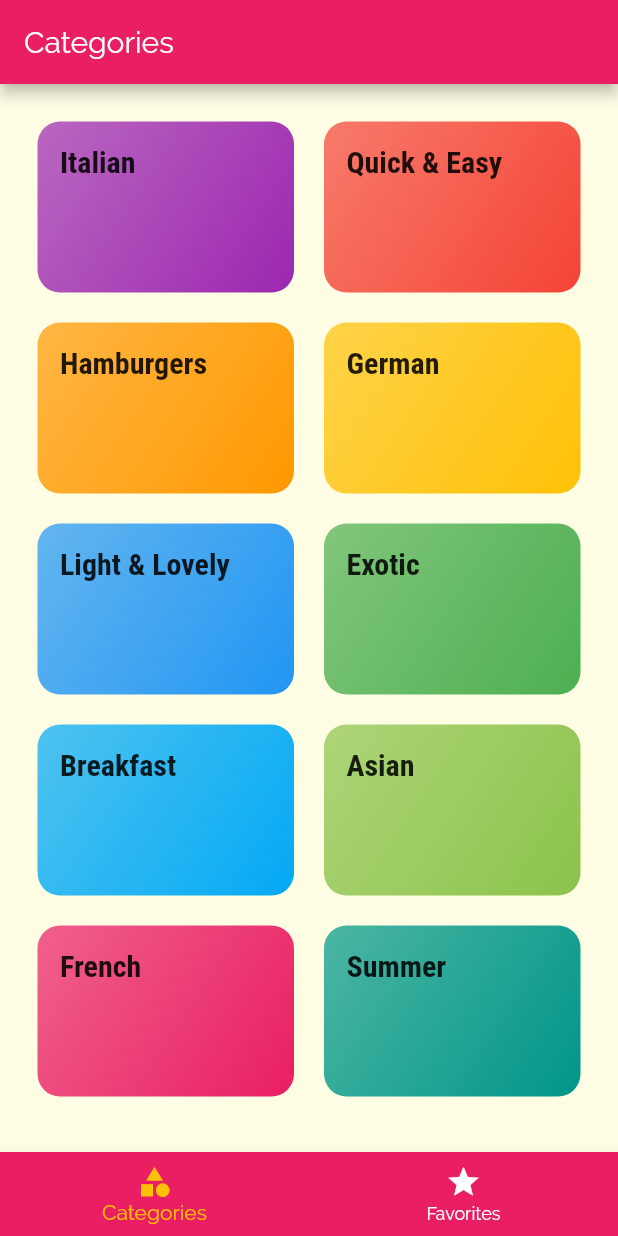
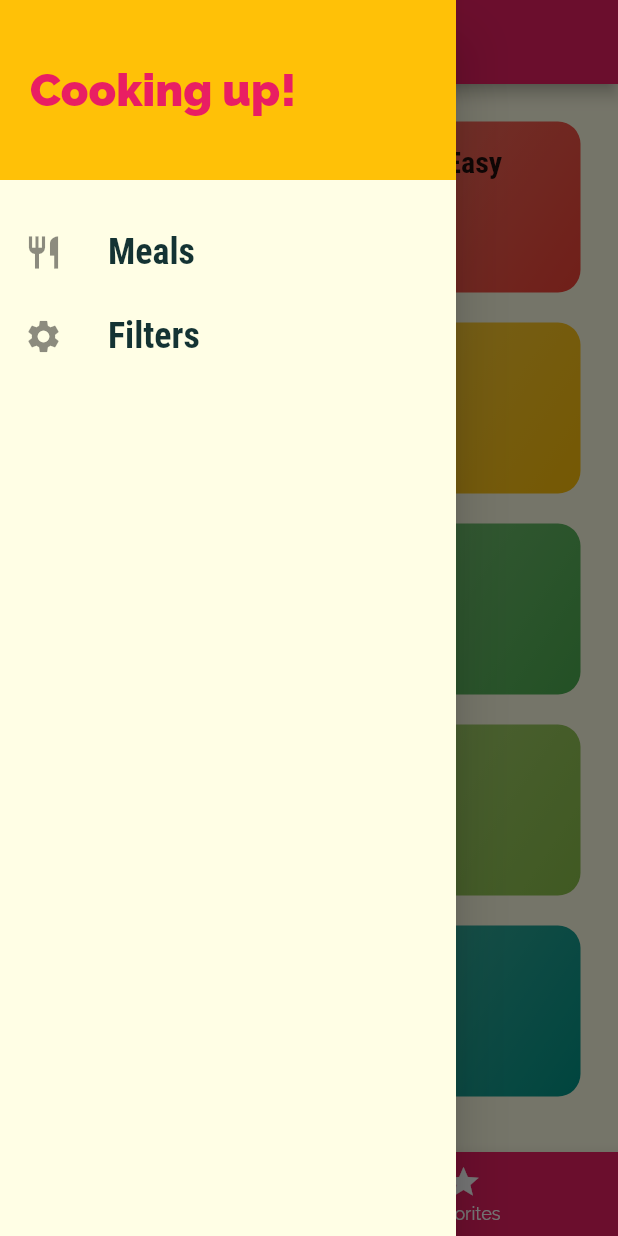
Before and after one commit to ninetails/probable-adventure, a Flutter app: the screen it shows after launch, with the side drawer open (before the commit the screen has no drawer), on a phone screen of 412 x 824 dp. Run offline on Flutter 3.47's test engine with Material 2 defaults, Android fonts, the light colour scheme and no system bars.

Commit message:
feat: 🎸 lecture 174

```diff
--- a/guide/delimeals/lib/screens/tabs_screen.dart
+++ b/guide/delimeals/lib/screens/tabs_screen.dart
@@ -1,4 +1,5 @@
 import 'package:flutter/material.dart';
+import '../widgets/main_drawer.dart';
 import './categories_screen.dart';
 import './favorites_screen.dart';
 
@@ -37,6 +38,7 @@
       appBar: AppBar(
         title: Text(this._pages[this._selectedPageIndex]['title'] as String),
       ),
+      drawer: MainDrawer(),
       body: this._pages[this._selectedPageIndex]['page'] as Widget,
       bottomNavigationBar: BottomNavigationBar(
         onTap: this._selectPage,
--- /dev/null
+++ b/guide/delimeals/lib/widgets/main_drawer.dart
@@ -0,0 +1,58 @@
+import 'package:flutter/material.dart';
+
+class MainDrawer extends StatelessWidget {
+  const MainDrawer({Key? key}) : super(key: key);
+
+  Widget buildListTile(String title, IconData icon) {
+    return ListTile(
+      leading: Icon(
+        icon,
+        size: 26,
+      ),
+      title: Text(
+        title,
+        style: TextStyle(
+          fontFamily: 'RobotoCondensed',
+          fontSize: 24,
+          fontWeight: FontWeight.bold,
+        ),
+      ),
+      onTap: () {},
+    );
+  }
+
+  @override
+  Widget build(BuildContext context) {
+    return Drawer(
+      child: Column(
+        children: [
+          Container(
+            height: 120,
+            width: double.infinity,
+            padding: EdgeInsets.all(20),
+            alignment: Alignment.centerLeft,
+            color: Theme.of(context).accentColor,
+            child: Text(
+              'Cooking up!',
+              style: TextStyle(
+                  fontWeight: FontWeight.w900,
+                  fontSize: 30,
+                  color: Theme.of(context).primaryColor),
+            ),
+          ),
+          SizedBox(
+            height: 20,
+          ),
+          this.buildListTile(
+            'Meals',
+            Icons.restaurant,
+          ),
+          this.buildListTile(
+            'Filters',
+            Icons.settings,
+          ),
+        ],
+      ),
+    );
+  }
+}
```
